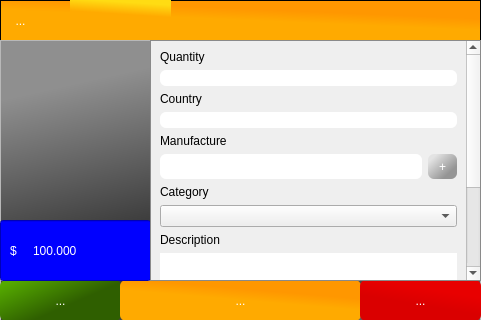
First picture: the form in HPOS/productScreen.ui, repository MinniHai/HPoS_Pi, before the edit.
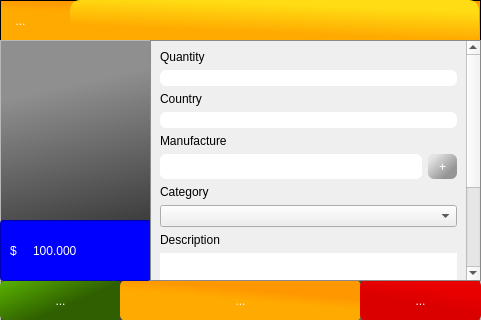
Second picture: the form after the edit. Icons and pictures are not drawn.

Diff of the .ui file:
```diff
--- a/HPOS/productScreen.ui
+++ b/HPOS/productScreen.ui
@@ -207,8 +207,8 @@
      <rect>
       <x>70</x>
       <y>0</y>
-      <width>150</width>
-      <height>37</height>
+      <width>350</width>
+      <height>42</height>
      </rect>
     </property>
     <property name="cursor">
@@ -240,6 +240,8 @@
 		
     	background:qlineargradient(spread:pad, x1:0.63, y1:0.829546, x2:0.852182, y2:0.232, stop:0 rgba(255, 170, 0, 255), stop:1 rgba(255, 220, 19, 255)) ;
 		
+	height:40px;
+	width:350px;
 	font: 20pt &quot;MS Shell Dlg 2&quot;;
     padding: 1px 2px 1px 40px;
    	text-align: center;
```
Left out of the diff: 50 changed lines with no effect on the pictures.
